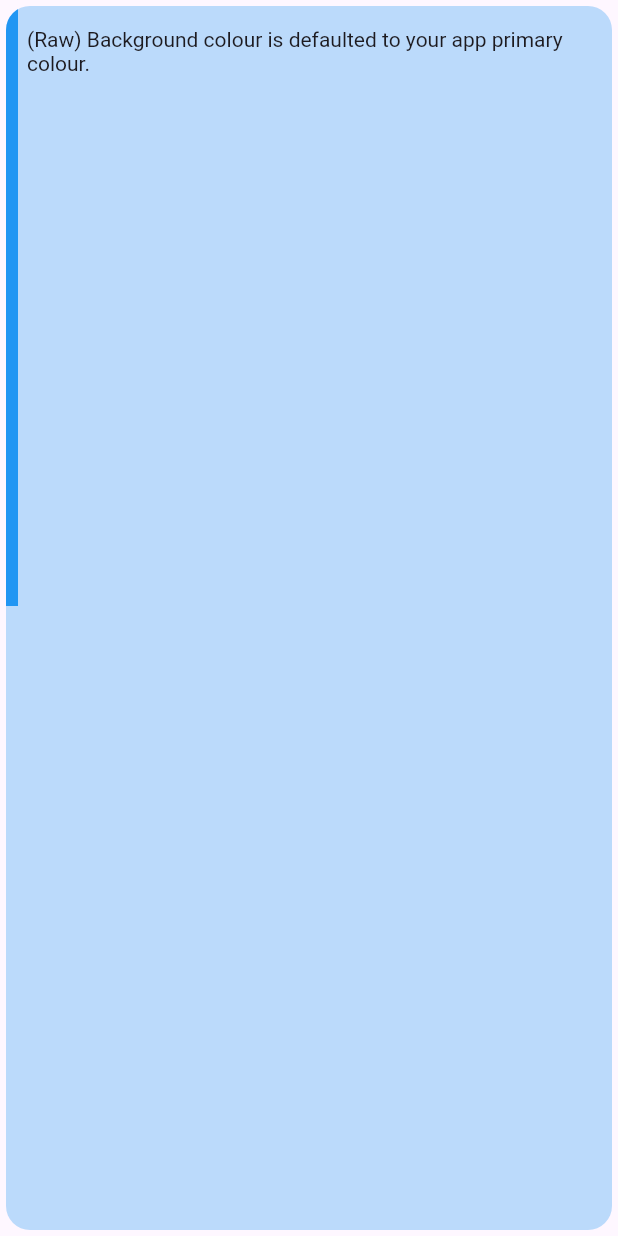
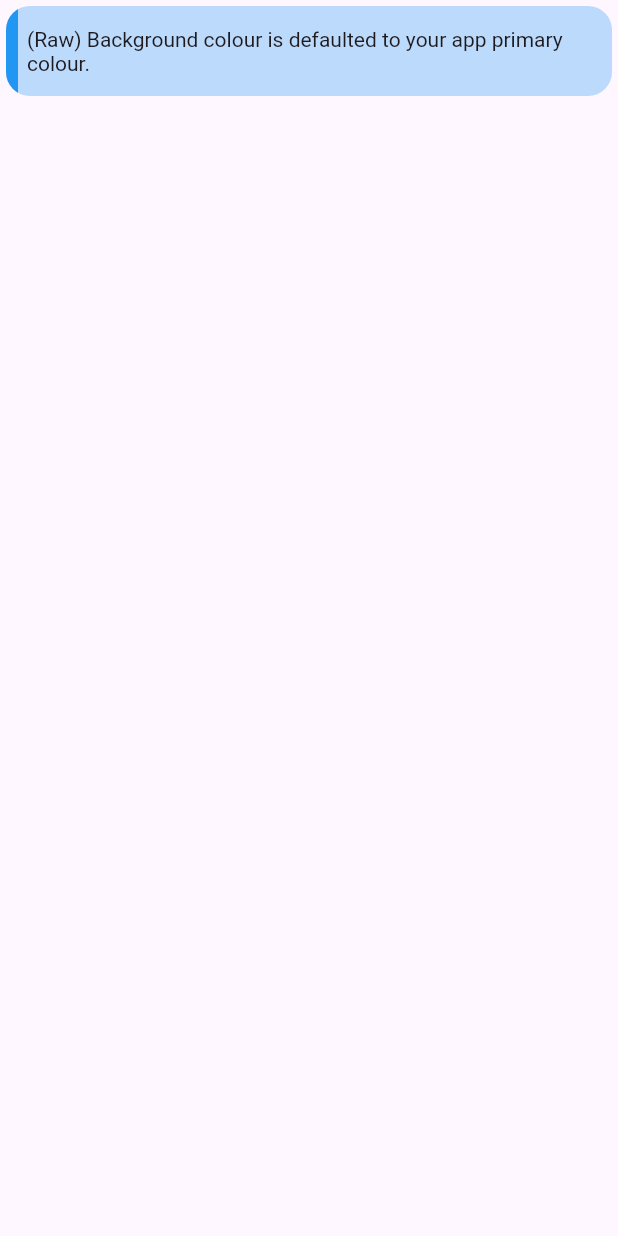
Before and after one commit to iqfareez/admonitions, a Flutter app: the ClassicAdmonition widget shown alone on an empty page, opened directly, on a phone screen of 412 x 824 dp. Run offline on Flutter 3.47's test engine with Material 3 defaults, Android fonts, the phone set to English and light mode, and no system bars; our stand-ins replace font_awesome_flutter.

Commit message:
:sparkles: Added properties `constraintHeight` & `constraintWidth` to admonitions. This is useful for layouting & sizing.
:sparkles: Added properties `actions` to SolidAdmonition element.
:bookmark: Release version 1.1.1

```diff
--- a/lib/src/classic.dart
+++ b/lib/src/classic.dart
@@ -9,6 +9,8 @@ class ClassicAdmonition extends StatelessWidget {
       this.text,
       this.color = Colors.blue,
       this.icon,
+      this.constraintHeight = true,
+      this.constraintWidth = false,
       this.opacity = .3,
       this.actions,
       this.primaryColor})
@@ -21,6 +23,8 @@ class ClassicAdmonition extends StatelessWidget {
     this.text,
     this.color = const Color(0xffebedf0),
     this.icon = const FaIcon(FontAwesomeIcons.circleInfo),
+    this.constraintHeight = true,
+    this.constraintWidth = false,
     this.opacity = .3,
     this.actions,
     this.primaryColor,
@@ -32,6 +36,8 @@ class ClassicAdmonition extends StatelessWidget {
     this.text,
     this.color = const Color(0xff00a400),
     this.icon = const FaIcon(FontAwesomeIcons.lightbulb),
+    this.constraintHeight = true,
+    this.constraintWidth = false,
     this.opacity = .3,
     this.actions,
     this.primaryColor,
@@ -43,6 +49,8 @@ class ClassicAdmonition extends StatelessWidget {
     this.text,
     this.color = const Color(0xff54c7ec),
     this.icon = const FaIcon(FontAwesomeIcons.circleExclamation),
+    this.constraintHeight = true,
+    this.constraintWidth = false,
     this.opacity = .3,
     this.actions,
     this.primaryColor,
@@ -53,6 +61,8 @@ class ClassicAdmonition extends StatelessWidget {
     this.text,
     this.color = const Color(0xffffba00),
     this.icon = const FaIcon(FontAwesomeIcons.triangleExclamation),
+    this.constraintHeight = true,
+    this.constraintWidth = false,
     this.opacity = .3,
     this.actions,
     this.primaryColor,
@@ -63,6 +73,8 @@ class ClassicAdmonition extends StatelessWidget {
     this.text,
     this.color = const Color(0xfffa383e),
     this.icon = const FaIcon(FontAwesomeIcons.fire),
+    this.constraintHeight = true,
+    this.constraintWidth = false,
     this.opacity = .3,
     this.actions,
     this.primaryColor,
@@ -74,6 +86,14 @@ class ClassicAdmonition extends StatelessWidget {
   /// The child widget that will be displayed in the admonition.
   /// To use [child], [text] must be null.
   final Widget? child;
+
+  /// Limit the height of the admonition based on child's content. Default to
+  /// [true] to prevent this element expands when put inside unconstrained parents
+  final bool constraintHeight;
+
+  /// Limit the width of the admonition based on child's content. Default to
+  /// [false] to fill the parent's width
+  final bool constraintWidth;
 
   /// Colour of the admonition.
   final Color? color;
@@ -108,20 +128,24 @@ class ClassicAdmonition extends StatelessWidget {
       child: ClipRRect(
         borderRadius: BorderRadius.circular(16),
         child: Stack(children: [
-          Positioned.fromRect(
-            rect: const Rect.fromLTRB(0, 0, 8, 400),
-            child: Container(
-              color: color,
-              // constraints: BoxConstraints.expand(),
-            ),
+          Positioned(
+            left: 0,
+            top: 0,
+            bottom: 0,
+            width: 8,
+            child: Container(color: color),
           ),
           Container(
             padding: const EdgeInsets.all(14),
-            color:
-                (color ?? Theme.of(context).primaryColor).withOpacity(opacity),
+            color: (color ?? Theme.of(context).primaryColor)
+                .withValues(alpha: opacity),
             child: Column(
+              mainAxisSize:
+                  constraintHeight ? MainAxisSize.min : MainAxisSize.max,
               children: [
                 Row(
+                  mainAxisSize:
+                      constraintWidth ? MainAxisSize.min : MainAxisSize.max,
                   children: [
                     if (icon != null) ...[
                       IconTheme(
--- a/pubspec.yaml
+++ b/pubspec.yaml
@@ -1,6 +1,6 @@
 name: admonitions
 description: Easily add visually striking & informative banners (hints, warnings, messages) to your app
-version: 1.1.0
+version: 1.1.1
 repository: https://github.com/iqfareez/admonitions
 issue_tracker: https://github.com/iqfareez/admonitions/issues
 funding:
```
Also changed, not shown: example/lib/main.dart (+36 -0 lines), lib/src/pastel.dart (+26 -1 lines), lib/src/solid.dart (+84 -24 lines), example/pubspec.lock, 1 other file.
